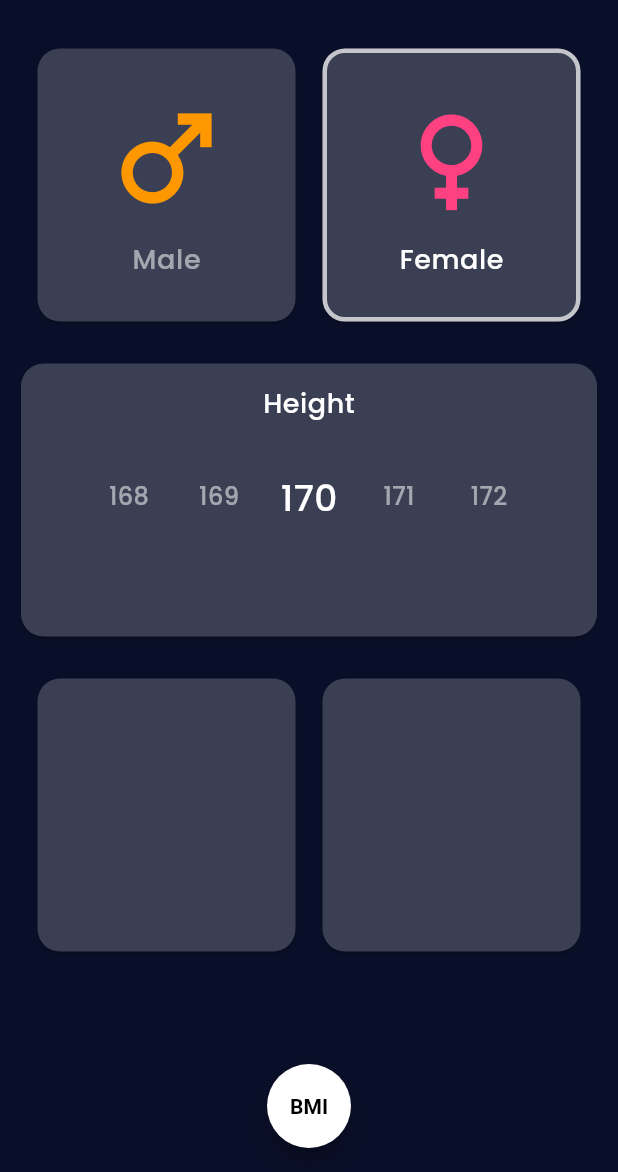
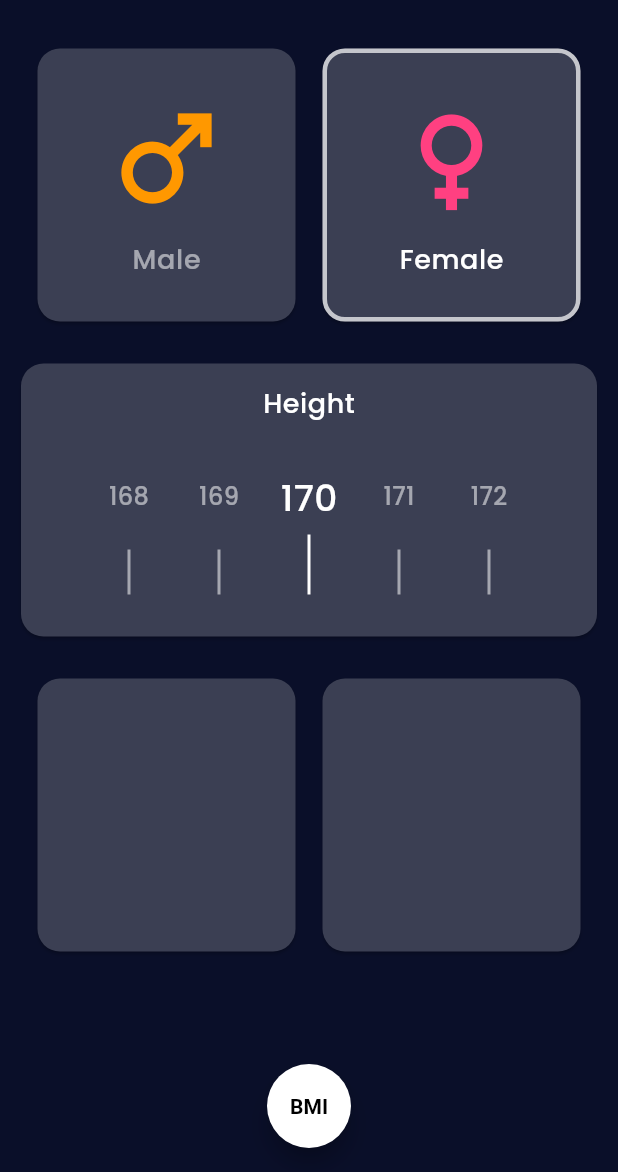
Before and after one commit to NimaPayande/Flutter-BMI-Calculator, a Flutter app: the screen it shows after launch, on a phone screen of 412 x 824 dp, the part 64-1236 px from its top. Run offline on Flutter 3.47's test engine with Material 2 defaults, Android fonts, the phone set to English and light mode, and no system bars; drawn by our look-alikes of numberpicker; our stand-ins replace google_fonts.

Commit message:
edit number picker

```diff
--- a/lib/input_page.dart
+++ b/lib/input_page.dart
@@ -36,13 +36,12 @@ class _InputPageState extends State<InputPage> {
             Row(
               mainAxisAlignment: MainAxisAlignment.center,
               children: [
-                InkWell(
+                GestureDetector(
                   onTap: () {
                     setState(() {
                       isMaleSelected = true;
                     });
                   },
-                  borderRadius: BorderRadius.circular(20),
                   child: AppCard(
                     borderSide: isMaleSelected
                         ? const BorderSide(color: Colors.white70, width: 3)
@@ -70,13 +69,12 @@ class _InputPageState extends State<InputPage> {
                 const SizedBox(
                   width: 10,
                 ),
-                InkWell(
+                GestureDetector(
                   onTap: () {
                     setState(() {
                       isMaleSelected = false;
                     });
                   },
-                  borderRadius: BorderRadius.circular(20),
                   child: AppCard(
                       borderSide: isMaleSelected == false
                           ? const BorderSide(color: Colors.white70, width: 3)
@@ -135,6 +133,20 @@ class _InputPageState extends State<InputPage> {
                             height = newValue;
                           });
                         }),
+                    Row(
+                      mainAxisAlignment: MainAxisAlignment.center,
+                      crossAxisAlignment: CrossAxisAlignment.end,
+                      children: List.generate(
+                          5,
+                          (index) => Container(
+                                margin:
+                                    const EdgeInsets.symmetric(horizontal: 29),
+                                height: index == 2 ? 40 : 30,
+                                width: 2,
+                                color:
+                                    index == 2 ? Colors.white : Colors.white54,
+                              )),
+                    )
                   ],
                 )),
             const SizedBox(
```
